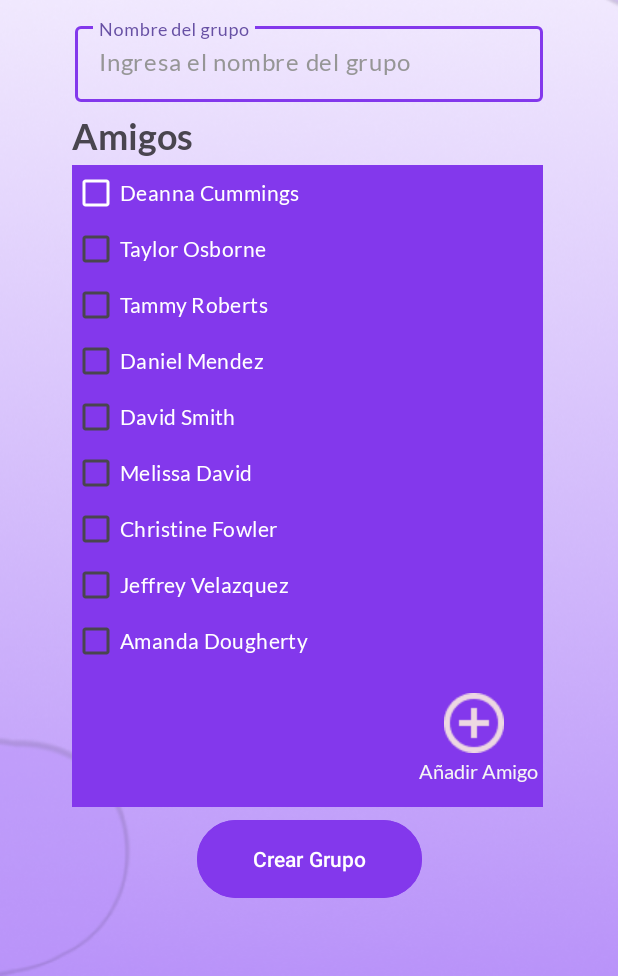
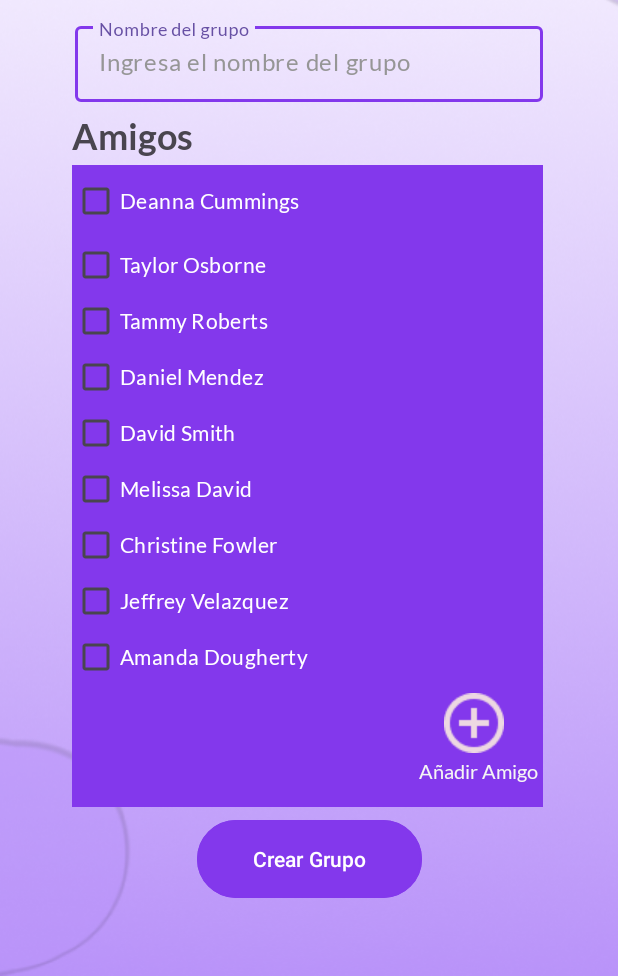
Before and after one commit to jvillada97/CoAlarm-UXUI, an Android app: the create_group screen opened directly, with no data from a screen before it, on a phone screen of 412 x 824 dp, the part 260-1236 px from its top. Run offline under Robolectric (Android 15) with nearby library versions, the light colour scheme and no system bars.

Commit message:
Se ajusta pantalla de crear grupos

```diff
--- a/mobile/Co_Alarm/app/src/main/res/layout/create_group.xml
+++ b/mobile/Co_Alarm/app/src/main/res/layout/create_group.xml
@@ -96,15 +96,15 @@
         android:background="@color/moradoPrincipal"
         android:orientation="vertical">
 
-        <CheckBox
+        <com.google.android.material.checkbox.MaterialCheckBox
             android:id="@+id/checkBox1"
             android:layout_width="match_parent"
-            android:layout_height="37dp"
-            android:buttonTint="@color/white"
+            android:layout_height="wrap_content"
             android:fontFamily="@font/lato"
             android:text="Deanna Cummings"
             android:textColor="@color/white"
             android:textIsSelectable="false"/>
+
 
         <CheckBox
             android:id="@+id/checkBox2"
@@ -134,7 +134,10 @@
             android:fontFamily="@font/lato"
             android:text="Daniel Mendez"
             android:textColor="@color/white"
-            android:textIsSelectable="false" />
+            android:textIsSelectable="false"
+            android:textColorLink="@color/blancoCoalarm"
+            android:textColorHint="@color/blancoCoalarm"
+            android:textColorHighlight="@color/blancoCoalarm"/>
 
         <CheckBox
             android:id="@+id/checkBox5"
--- a/mobile/Co_Alarm/app/src/main/res/values/colors.xml
+++ b/mobile/Co_Alarm/app/src/main/res/values/colors.xml
@@ -15,7 +15,7 @@
     <color name="moradoOscuro">#341975</color>
     <color name="moradomenos20">#8E4DF0</color>
     <color name="moradomenos40">#995EF3</color>
-    <color name="moradomenos60">#995EF3</color>
+    <color name="moradomenos60">#A370F5</color>
     <color name="moradomenos80">#AE81F7</color>
     <color name="moradoClaro">#B993F9</color>
     <color name="rosadomenos20">#EBCAD8</color>
```
Also changed, not shown: mobile/Co_Alarm/app/src/main/res/drawable/rounded_checkbox.xml (deleted, +0 -20 lines).
